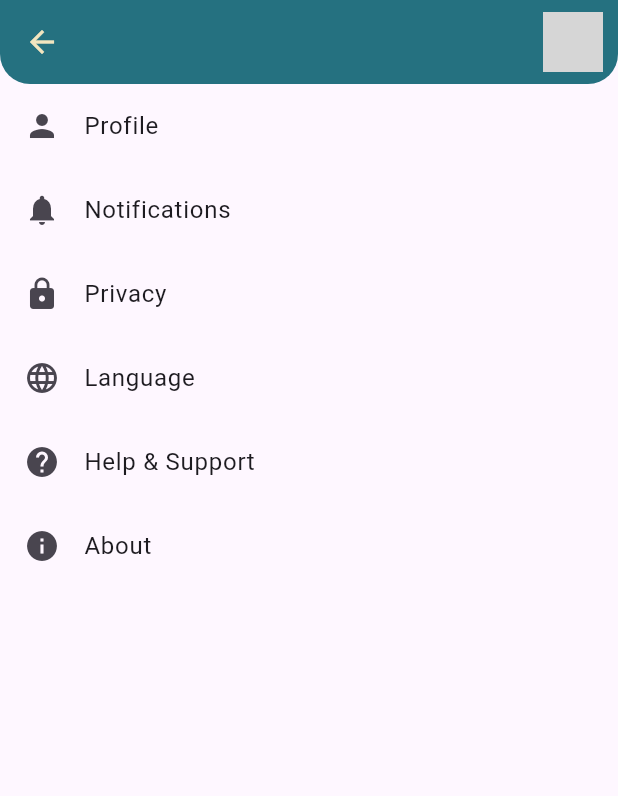
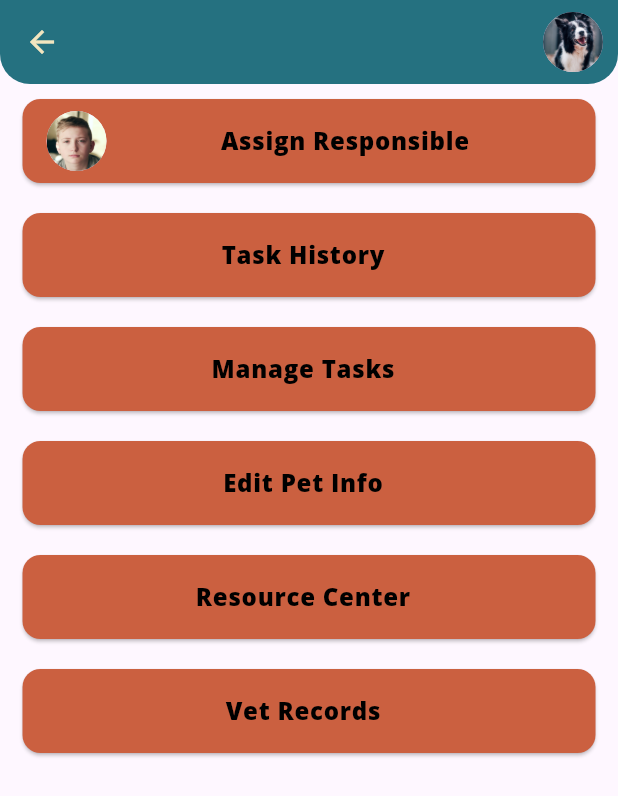
Before and after one commit to 7anine/MyDigitalPet, a Flutter app: the SettingsPageChild screen opened by its route, on a phone screen of 412 x 824 dp. Shown: the top 796 px of the screen. Run offline on Flutter 3.47's test engine with Material 3 defaults, Android fonts, the phone set to English and light mode, and no system bars; our stand-ins replace flutter_riverpod; grey boxes are pictures that could not be loaded.

Commit message:
Pet object is passed to settigns pages

```diff
--- a/flutterapp/lib/main.dart
+++ b/flutterapp/lib/main.dart
@@ -4,6 +4,7 @@ import 'package:flutterapp/pet_profile_page.dart';
 import 'package:flutterapp/pet_profile_page_child.dart';
 import 'package:flutterapp/settings_page.dart';
 import 'package:flutterapp/settings_page_child.dart';
+import 'PetData.dart';
 import 'home_page.dart';
 import 'login_page.dart';
 
@@ -23,8 +24,8 @@ class MyApp extends StatelessWidget {
         '/home_child': (context) => const HomePageChild(),
         '/petprofile': (context) => const PetProfile(),
         '/petprofile_child': (context) => const PetProfileChild(),
-        '/settings': (context) => const SettingsPage(petImage: '',),
-        '/settings_child': (context) => const SettingsPageChild(petImage: '',),
+        '/settings': (context) => SettingsPage(pet: pets[0],),  //pet[0] is just default
+        '/settings_child': (context) =>  SettingsPageChild(pet: pets[0],),
       },
       home: const HomePage(),
     );
--- a/flutterapp/lib/pet_profile_page.dart
+++ b/flutterapp/lib/pet_profile_page.dart
@@ -24,7 +24,7 @@ class PetProfile extends StatelessWidget{
                 color: Color(0xFFF2E5BF),
                 size: 30,
               ),
-              onPressed: () => _navigateToSettings(context, pet.image),
+              onPressed: () => _navigateToSettings(context, pet),
             ),
             // Home Icon Button (Right)
             IconButton(
@@ -44,11 +44,11 @@ class PetProfile extends StatelessWidget{
     );
   }
 
-  void _navigateToSettings(BuildContext context, String petImage) {
+  void _navigateToSettings(BuildContext context, Pet pet) {
     Navigator.push(
       context,
       MaterialPageRoute(
-        builder: (context) => SettingsPage(petImage: petImage),
+        builder: (context) => SettingsPage(pet: pet),
       ),
     );
   }
--- a/flutterapp/lib/pet_profile_page_child.dart
+++ b/flutterapp/lib/pet_profile_page_child.dart
@@ -25,7 +25,7 @@ class PetProfileChild extends StatelessWidget{
                 color: Color(0xFFF2E5BF),
                 size: 30,
               ),
-              onPressed: () => _navigateToSettings(context, pet.image),
+              onPressed: () => _navigateToSettings(context, pet),
             ),
             // Home Icon Button (Right)
             IconButton(
@@ -45,11 +45,11 @@ class PetProfileChild extends StatelessWidget{
     );
   }
 
-  void _navigateToSettings(BuildContext context, String petImage) {
+  void _navigateToSettings(BuildContext context, Pet pet) {
     Navigator.push(
       context,
       MaterialPageRoute(
-        builder: (context) => SettingsPageChild(petImage: petImage),
+        builder: (context) => SettingsPageChild(pet: pet),
       ),
     );
   }
--- a/flutterapp/lib/settings_page.dart
+++ b/flutterapp/lib/settings_page.dart
@@ -1,11 +1,11 @@
 import 'package:flutter/material.dart';
 import 'app_colors.dart';
+import 'PetClass.dart';
 
 class SettingsPage extends StatelessWidget {
-  final String petImage;
-  final String ownerImage;
+  final Pet pet;
 
-  const SettingsPage({super.key, required this.petImage, required this.ownerImage});
+  const SettingsPage({super.key, required this.pet});
 
   @override
   Widget build(BuildContext context) {
@@ -31,7 +31,7 @@ class SettingsPage extends StatelessWidget {
                 padding: const EdgeInsets.only(right: 10.0),
                 child: CircleAvatar(
                   radius: 20,
-                  backgroundImage: AssetImage(petImage),
+                  backgroundImage: AssetImage(pet.image),
                 ),
               ),
             ],
@@ -42,7 +42,7 @@ class SettingsPage extends StatelessWidget {
         children: [
           _buildCard(context, 'Assign Responsible', leading: CircleAvatar(
             radius: 20,
-            backgroundImage: AssetImage(ownerImage),
+            backgroundImage: AssetImage(pet.ownerimage),
           )),
           _buildCard(context, 'Task History'),
           _buildCard(context, 'Manage Tasks'),
--- a/flutterapp/lib/settings_page_child.dart
+++ b/flutterapp/lib/settings_page_child.dart
@@ -1,10 +1,11 @@
 import 'package:flutter/material.dart';
 import 'app_colors.dart';
+import 'PetClass.dart';
 
 class SettingsPageChild extends StatelessWidget {
-  final String petImage;
+  final Pet pet;
 
-  const SettingsPageChild({super.key, required this.petImage});
+  const SettingsPageChild({super.key, required this.pet});
 
   @override
   Widget build(BuildContext context) {
@@ -30,7 +31,7 @@ class SettingsPageChild extends StatelessWidget {
                 padding: const EdgeInsets.only(right: 10.0),
                 child: CircleAvatar(
                   radius: 20,
-                  backgroundImage: AssetImage(petImage),
+                  backgroundImage: AssetImage(pet.image),
                 ),
               ),
             ],
@@ -39,50 +40,40 @@ class SettingsPageChild extends StatelessWidget {
       ),
       body: ListView(
         children: [
-          ListTile(
-            leading: const Icon(Icons.person),
-            title: const Text('Profile'),
-            onTap: () {
-              // Navigate to profile settings
-            },
-          ),
-          ListTile(
-            leading: const Icon(Icons.notifications),
-            title: const Text('Notifications'),
-            onTap: () {
-              // Navigate to notification settings
-            },
-          ),
-          ListTile(
-            leading: const Icon(Icons.lock),
-            title: const Text('Privacy'),
-            onTap: () {
-              // Navigate to privacy settings
-            },
-          ),
-          ListTile(
-            leading: const Icon(Icons.language),
-            title: const Text('Language'),
-            onTap: () {
-              // Navigate to language settings
-            },
-          ),
-          ListTile(
-            leading: const Icon(Icons.help),
-            title: const Text('Help & Support'),
-            onTap: () {
-              // Navigate to help & support
-            },
-          ),
-          ListTile(
-            leading: const Icon(Icons.info),
-            title: const Text('About'),
-            onTap: () {
-              // Navigate to about page
-            },
-          ),
+          _buildCard(context, 'Assign Responsible', leading: CircleAvatar(
+            radius: 20,
+            backgroundImage: AssetImage(pet.ownerimage),
+          )),
+          _buildCard(context, 'Task History'),
+          _buildCard(context, 'Manage Tasks'),
+          _buildCard(context, 'Edit Pet Info'),
+          _buildCard(context, 'Resource Center'),
+          _buildCard(context, 'Vet Records'),
         ],
       ),
     );
   }
+
+  Widget _buildCard(BuildContext context, String title, {Widget? leading}) {
+    return Card(
+      color: AppColors.PetRed,
+      margin: const EdgeInsets.symmetric(vertical: 10, horizontal: 15),
+      child: ListTile(
+        leading: leading,
+        title: Center(
+          child: Text(
+            title,
+            style: const TextStyle(
+              color: Colors.black, // Change the text color to black
+              fontFamily: 'OpenSansExtraBold',
+              fontWeight: FontWeight.bold,
+            ),
+          ),
+        ),
+        onTap: () {
+          // Handle navigation
+        },
+      ),
+    );
+  }
 }
```
